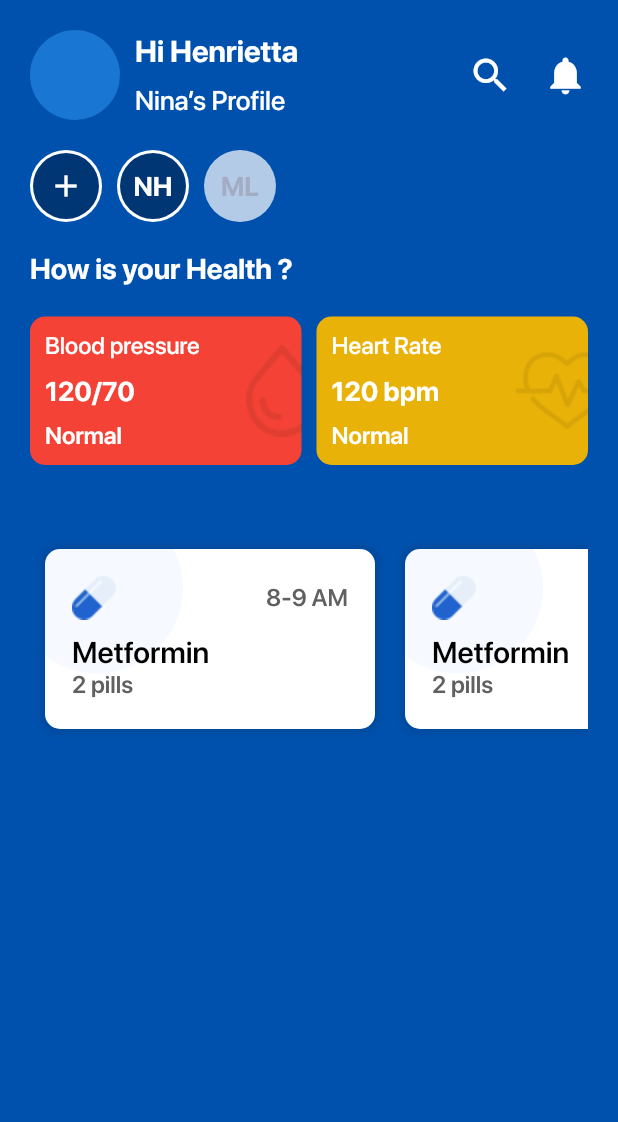
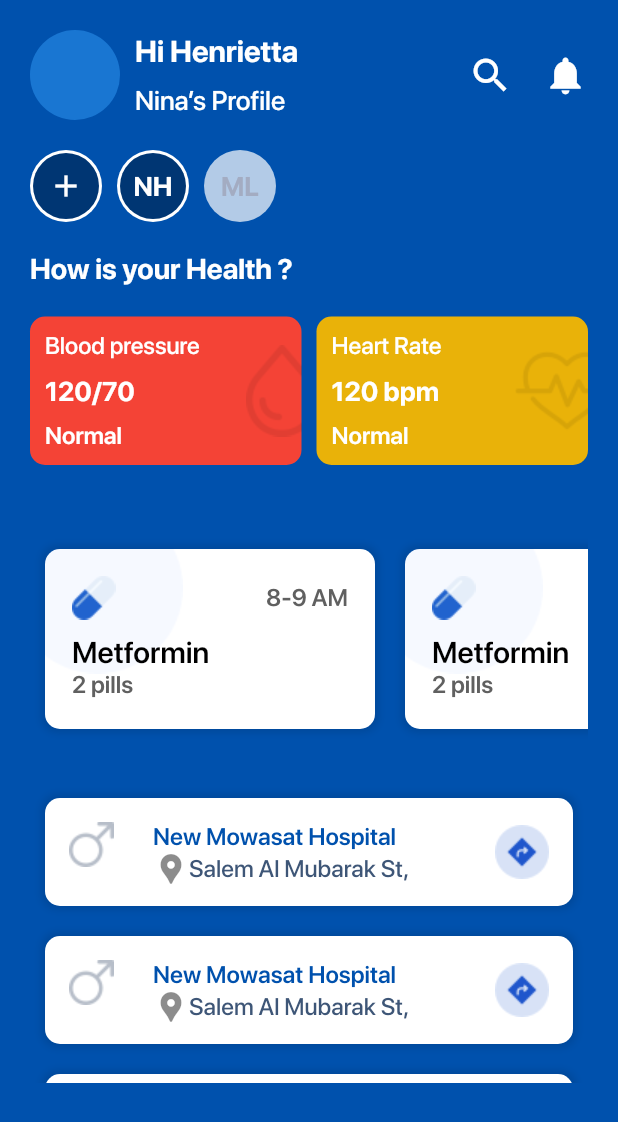
Before and after one commit to ahmedbob3/signs, a Flutter app: the HomeScreen widget shown alone on an empty page, opened directly, on a phone screen of 412 x 824 dp. Shown: the top 1122 px of the screen. Run offline on Flutter 3.47's test engine with Material 2 defaults, Android fonts, the phone set to English and light mode, and no system bars; our stand-ins replace country_code_picker, dio, flutter_bloc, flutter_datetime_picker, sqflite; missing offline and left inert: country_codes; accounts and stored records are empty; project files that could hold a hidden picture were left out.

Commit message:
language change set + home hospitals list added

```diff
--- a/lib/Screens/home_screen.dart
+++ b/lib/Screens/home_screen.dart
@@ -1,6 +1,7 @@
 import 'package:flutter/material.dart';
 import 'package:signs/Utils/images.dart';
 import 'package:signs/Utils/styles.dart';
+import 'package:signs/widgets/hospital_cell.dart';
 import 'package:signs/widgets/pill_cell.dart';
 
 class HomeScreen extends StatefulWidget {
@@ -48,14 +49,16 @@ class _HomeScreenState extends State<HomeScreen> {
             // subaccounts ..
             Row(
               children: <Widget>[
-                 CircleAvatar(
+                CircleAvatar(
                   radius: 24,
                   backgroundColor: Colors.white,
                   child: CircleAvatar(
-                    radius: 22,
-                    backgroundColor: Color.fromRGBO(0, 54, 115, 1),
-                    child: Icon(Icons.add, color: Colors.white,)
-                  ),
+                      radius: 22,
+                      backgroundColor: Color.fromRGBO(0, 54, 115, 1),
+                      child: Icon(
+                        Icons.add,
+                        color: Colors.white,
+                      )),
                 ),
                 SizedBox(width: 10),
                 CircleAvatar(
@@ -159,7 +162,7 @@ class _HomeScreenState extends State<HomeScreen> {
               ],
             ),
             SizedBox(height: 20),
-            // Upcoming reminder
+            // Upcoming reminder ..
             Text('Upcoming Reminder',
                 style: titleStyle(
                     fontFamily: boldFontFamily,
@@ -175,6 +178,23 @@ class _HomeScreenState extends State<HomeScreen> {
                 },
               ),
             ),
+            // hospitals list ..
+            Text('Hospitals',
+                style: titleStyle(
+                    fontFamily: boldFontFamily,
+                    fontSize: 22,
+                    color: defaultBackgroundColor)),
+            Container(
+              width: double.infinity,
+              height: 200,
+              child: ListView.builder(
+                itemCount: 4,
+                itemBuilder: (BuildContext context, int index) {
+                  return HospitalCell();
+                },
+              ),
+            ),
+
           ],
         ),
       ),
--- a/lib/Utils/constants.dart
+++ b/lib/Utils/constants.dart
@@ -6,7 +6,7 @@ class Constants {
   static String appName = "Signs";
 
 
-  static const languageId = languages.English;
+  static languages languageId = languages.English;
 
   //Colors for theme
   static Color lightPrimary = Color(0xfffcfcff);
--- a/lib/main.dart
+++ b/lib/main.dart
@@ -33,7 +33,7 @@ class MyApp extends StatelessWidget {
           primaryColor: defaultBackgroundColor,
           scaffoldBackgroundColor: defaultBackgroundColor,
         ),
-        home: WelcomeScreen(),
+        home: LangauageScreen(),
         // home: CheckMobileScreen(),
       );
   }
--- /dev/null
+++ b/lib/widgets/hospital_cell.dart
@@ -0,0 +1,46 @@
+import 'package:flutter/material.dart';
+import 'package:signs/Utils/images.dart';
+import 'package:signs/Utils/styles.dart';
+
+class HospitalCell extends StatefulWidget {
+  HospitalCell({Key key}) : super(key: key);
+
+  @override
+  _HospitalCellState createState() => _HospitalCellState();
+}
+
+class _HospitalCellState extends State<HospitalCell> {
+  @override
+  Widget build(BuildContext context) {
+    return Container(
+      margin: EdgeInsets.all(10),
+      width: 220,
+      decoration: BoxDecoration(
+        color: Colors.white,
+        borderRadius: BorderRadius.circular(10),
+        boxShadow: [
+          BoxShadow(color: Colors.black12, blurRadius: 4, spreadRadius: 2)
+        ],
+      ),
+      child: ListTile(
+        leading: Image.asset(Male_inactive),
+        title: Text(
+          'New Mowasat Hospital',
+          style: titleStyle(
+              fontFamily: semiBoldFontFamily, color: defaultBackgroundColor),
+        ),
+        subtitle: Row(
+          mainAxisAlignment: MainAxisAlignment.start,
+          children: [
+            Icon(Icons.location_pin),
+            Text('Salem Al Mubarak St,',
+                style: titleStyle(
+                    fontFamily: mediumFontFamily,
+                    color: Color.fromRGBO(62, 86, 119, 1)))
+          ],
+        ),
+        trailing: Image.asset(Direction),
+      ),
+    );
+  }
+}
```
Also changed, not shown: lib/Screens/check_mobile_screen.dart (+23 -21 lines), lib/Screens/langauage_screen.dart (+17 -14 lines), lib/Screens/login_screen.dart (+33 -25 lines), lib/Screens/welcome_screen.dart (+7 -1 lines).
